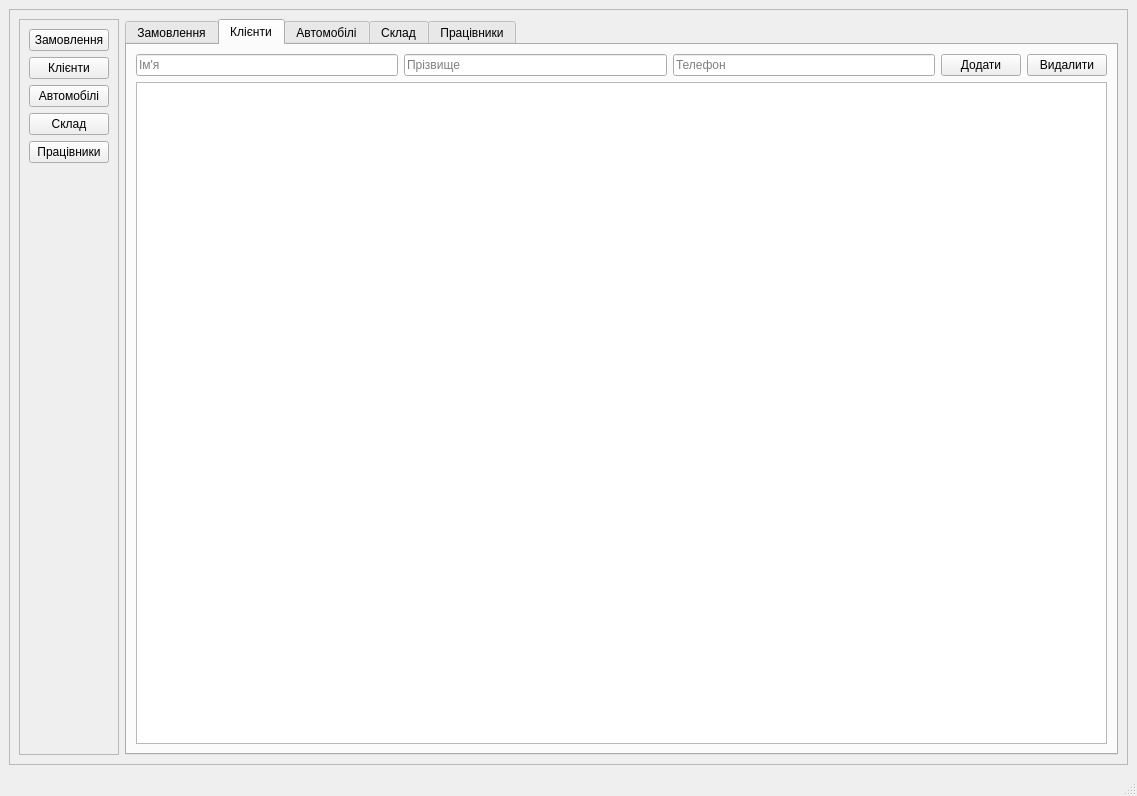
FL0PP1K/MyQTProject, file mainwindow.ui: the form before one commit.
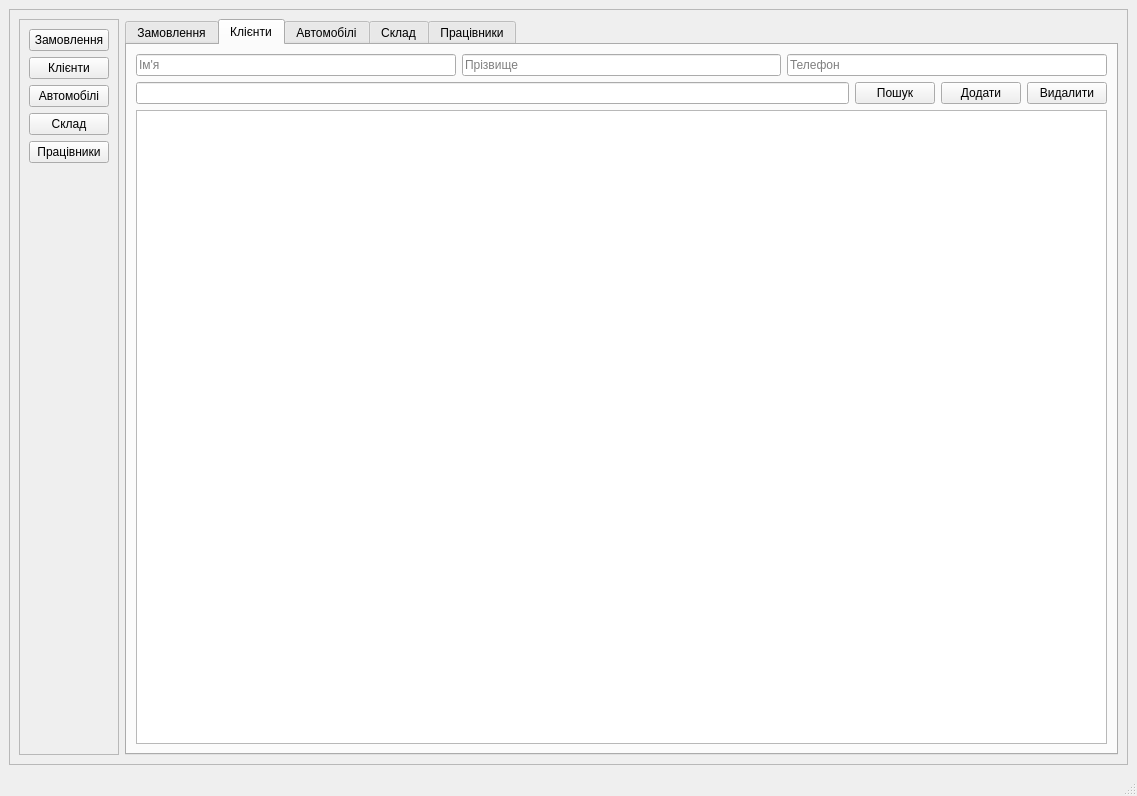
The form after the commit. The open tabs and pages were chosen to show the change. Icons and pictures are not drawn.

Diff of the .ui file:
```diff
--- a/mainwindow.ui
+++ b/mainwindow.ui
@@ -271,6 +271,20 @@
                </property>
               </widget>
              </item>
+            </layout>
+           </item>
+           <item>
+            <layout class="QHBoxLayout" name="horizontalLayout_7">
+             <item>
+              <widget class="QLineEdit" name="lineEditClientSearch"/>
+             </item>
+             <item>
+              <widget class="QPushButton" name="pushButtonClientSearch">
+               <property name="text">
+                <string>Пошук</string>
+               </property>
+              </widget>
+             </item>
              <item>
               <widget class="QPushButton" name="pushButtonClientAdd">
                <property name="text">
```
Left out of the diff: 16 changed lines with no effect on the pictures.
